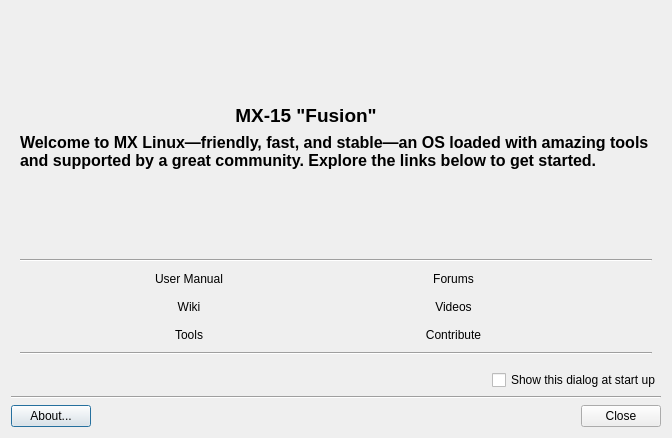
MX-Linux/mx-welcome, file mxwelcome.ui: the form before one commit.
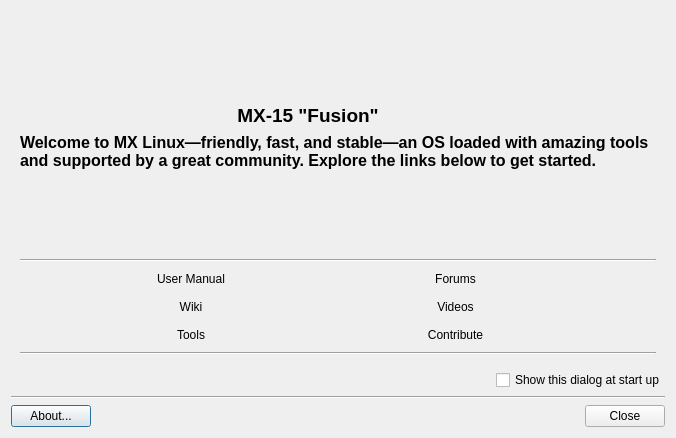
The form after the commit. Icons and pictures are not drawn. Custom widgets are drawn as their Qt base class.

Diff of the .ui file:
```diff
--- a/mxwelcome.ui
+++ b/mxwelcome.ui
@@ -188,6 +188,12 @@
    </item>
    <item row="0" column="0">
     <widget class="QFrame" name="frame">
+     <property name="minimumSize">
+      <size>
+       <width>654</width>
+       <height>0</height>
+      </size>
+     </property>
      <layout class="QGridLayout" name="gridLayout_4">
       <item row="1" column="2">
        <widget class="QLabel" name="labelTitle">
```
Left out of the diff: 2 changed lines with no effect on the pictures.
